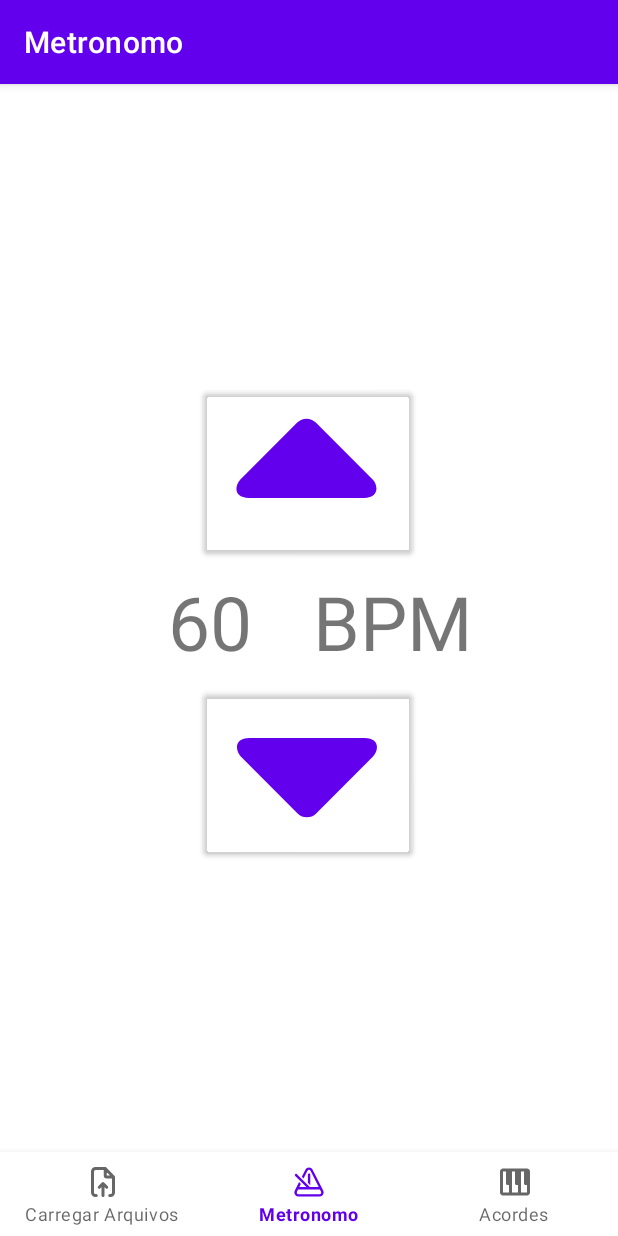
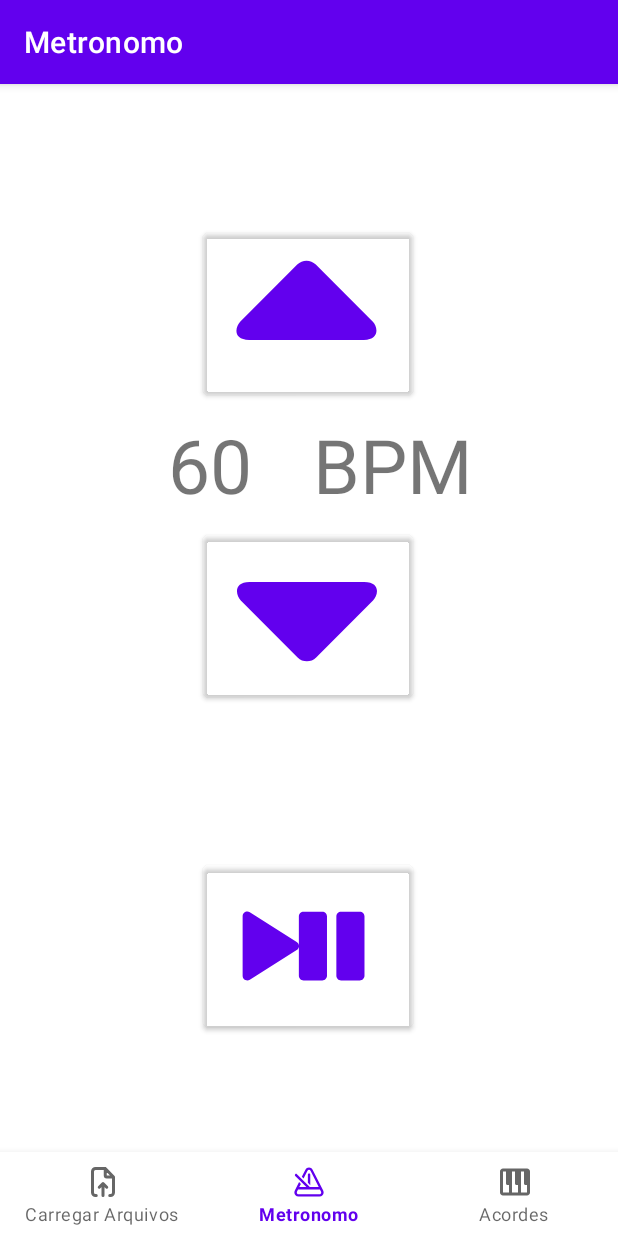
Before and after one commit to ArturBeerendsYamada/RiffMatchApp, an Android app: the screen it shows after launch (MainActivity), item 2 of the bottom bar chosen, on a phone screen of 412 x 824 dp. Run offline under Robolectric (Android 15) with nearby library versions, the phone set to English and light mode, and no system bars; our stand-ins replace navigation-ui.

Commit message:
Started metronome implementation

```diff
--- a/app/src/main/java/com/example/riffmatch/ui/arquivos/ArquivosFragment.java
+++ b/app/src/main/java/com/example/riffmatch/ui/arquivos/ArquivosFragment.java
@@ -43,7 +43,7 @@ public class ArquivosFragment extends Fragment {
 
     private static final UUID BLUETOOTH_SPP = UUID.fromString("00001101-0000-1000-8000-00805F9B34FB");
     private FragmentArquivosBinding binding;
-    private byte[] MIDIfileData;
+    private static byte[] MIDIfileData;
     private Activity toastActivity;
     private MyBluetoothService bluetoothService;
 
@@ -75,7 +75,9 @@ public class ArquivosFragment extends Fragment {
             }
         });
 
-        binding.debugText.setText("Nenhum arquivo carregado");
+        if(MIDIfileData == null){
+            binding.debugText.setText("Nenhum arquivo carregado");
+        }
         toastActivity = getActivity();
 
     }
@@ -195,7 +197,6 @@ public class ArquivosFragment extends Fragment {
                     + " must be MainActivity");
         }
 
-        //Based on https://stackoverflow.com/questions/52229135/trying-to-get-bluetoothadapter-cannot-resolve-method-getsystemservicejava-lan
         BluetoothAdapter bluetoothAdapter = BluetoothAdapter.getDefaultAdapter();
         //Based on https://developer.android.com/develop/connectivity/bluetooth/setup
         if (bluetoothAdapter == null) {
--- a/app/src/main/java/com/example/riffmatch/ui/metronomo/MetronomoFragment.java
+++ b/app/src/main/java/com/example/riffmatch/ui/metronomo/MetronomoFragment.java
@@ -1,5 +1,6 @@
 package com.example.riffmatch.ui.metronomo;
 
+import android.media.MediaPlayer;
 import android.os.Bundle;
 import android.view.LayoutInflater;
 import android.view.View;
@@ -13,6 +14,7 @@ import androidx.fragment.app.Fragment;
 import androidx.lifecycle.ViewModelProvider;
 import androidx.navigation.fragment.NavHostFragment;
 
+import com.example.riffmatch.R;
 import com.example.riffmatch.databinding.FragmentMetronomoBinding;
 
 public class MetronomoFragment extends Fragment {
@@ -20,7 +22,12 @@ public class MetronomoFragment extends Fragment {
     private FragmentMetronomoBinding binding;
 
     private TextView textMetronomo;
-    private int metronomoBPM = 60;
+    private static int metronomoBPM = 60;
+    private boolean isPlaying = false;
+
+    public void setMetronomoBPM(int new_value){
+        metronomoBPM = new_value;
+    }
 
     public View onCreateView(@NonNull LayoutInflater inflater,
                              ViewGroup container, Bundle savedInstanceState) {
@@ -53,7 +60,28 @@ public class MetronomoFragment extends Fragment {
             }
         });
 
+        //Listener para botao de play/pause
+        binding.buttonPlaypause.setOnClickListener(new View.OnClickListener() {
+            public void onClick(View v) {
+                if(isPlaying){
+                    pausePlaying();
+                }
+                else {
+                    startPlaying();
+                }
+            }
+        });
+    }
 
+    private void startPlaying() {
+        MediaPlayer mediaPlayer = MediaPlayer.create(getContext(), R.raw.me);
+        mediaPlayer.start(); // no need to call prepare(); create() does that for you
+
+        isPlaying = true;
+    }
+
+    private void pausePlaying() {
+        isPlaying = false;
     }
 
     private void diminuirMetronomo() {
--- /dev/null
+++ b/app/src/main/res/drawable/video_play_pause_svgrepo_com.xml
@@ -0,0 +1,5 @@
+<vector xmlns:android="http://schemas.android.com/apk/res/android" android:height="100dp" android:viewportHeight="24" android:viewportWidth="24" android:width="100dp">
+
+    <path android:fillColor="#212121" android:fillType="nonZero" android:pathData="M3.651,6.616L11.153,11.369C11.367,11.505 11.483,11.723 11.499,11.946L11.498,7.25C11.498,6.836 11.834,6.5 12.248,6.5L15.248,6.5C15.663,6.5 15.998,6.836 15.998,7.25L15.998,16.75C15.998,17.164 15.663,17.5 15.248,17.5L12.248,17.5C11.834,17.5 11.498,17.164 11.498,16.75L11.499,12.06C11.483,12.284 11.367,12.501 11.153,12.637L3.651,17.384C3.152,17.7 2.5,17.341 2.5,16.75L2.5,7.25C2.5,6.659 3.152,6.3 3.651,6.616ZM21.248,6.5C21.662,6.5 21.998,6.836 21.998,7.25L21.998,16.75C21.998,17.164 21.662,17.5 21.248,17.5L18.248,17.5C17.833,17.5 17.498,17.164 17.498,16.75L17.498,7.25C17.498,6.836 17.833,6.5 18.248,6.5L21.248,6.5Z" android:strokeColor="#00000000" android:strokeWidth="1"/>
+
+</vector>
--- a/app/src/main/res/layout/fragment_arquivos.xml
+++ b/app/src/main/res/layout/fragment_arquivos.xml
@@ -43,6 +43,7 @@
         android:layout_width="388dp"
         android:layout_height="58dp"
         android:gravity="center"
+        android:freezesText="true"
         app:layout_constraintBottom_toBottomOf="parent"
         app:layout_constraintEnd_toEndOf="parent"
         app:layout_constraintHorizontal_bias="0.478"
--- a/app/src/main/res/layout/fragment_metronomo.xml
+++ b/app/src/main/res/layout/fragment_metronomo.xml
@@ -38,8 +38,8 @@
         android:id="@+id/button_aumentar"
         android:layout_width="wrap_content"
         android:layout_height="wrap_content"
+        android:backgroundTint="@color/transparent"
         android:contentDescription="@string/button_aumentar_ritmo"
-        android:backgroundTint="@color/transparent"
         app:icon="@drawable/triangle_up_svgrepo_com_100dp"
         app:iconTint="?colorPrimary"
         app:layout_constraintBottom_toBottomOf="parent"
@@ -47,7 +47,7 @@
         app:layout_constraintHorizontal_bias="0.498"
         app:layout_constraintStart_toStartOf="parent"
         app:layout_constraintTop_toTopOf="parent"
-        app:layout_constraintVertical_bias="0.241" />
+        app:layout_constraintVertical_bias="0.063" />
 
     <Button
         android:id="@+id/button_diminuir"
@@ -63,6 +63,21 @@
         app:layout_constraintHorizontal_bias="0.498"
         app:layout_constraintStart_toStartOf="parent"
         app:layout_constraintTop_toTopOf="parent"
-        app:layout_constraintVertical_bias="0.739" />
+        app:layout_constraintVertical_bias="0.515" />
+
+    <Button
+        android:id="@+id/button_playpause"
+        android:layout_width="wrap_content"
+        android:layout_height="wrap_content"
+        android:backgroundTint="@color/transparent"
+        android:contentDescription="@string/playpause"
+        app:icon="@drawable/video_play_pause_svgrepo_com"
+        app:iconTint="?colorPrimary"
+        app:layout_constraintBottom_toBottomOf="parent"
+        app:layout_constraintEnd_toEndOf="parent"
+        app:layout_constraintHorizontal_bias="0.498"
+        app:layout_constraintStart_toStartOf="parent"
+        app:layout_constraintTop_toBottomOf="@+id/button_diminuir"
+        app:layout_constraintVertical_bias="0.429" />
 
 </androidx.constraintlayout.widget.ConstraintLayout>
--- a/app/src/main/res/values/strings.xml
+++ b/app/src/main/res/values/strings.xml
@@ -9,5 +9,6 @@
     <string name="button_enviar_arquivo">Enviar arquivo</string>
     <string name="button_treinar_acordes">Treinar Acordes</string>
     <string name="procurar_arquivo_prompt">Selecione um Arquivo MIDI</string>
+    <string name="playpause">playpause</string>
 
 </resources>
```
Also changed, not shown: 1 other file.
